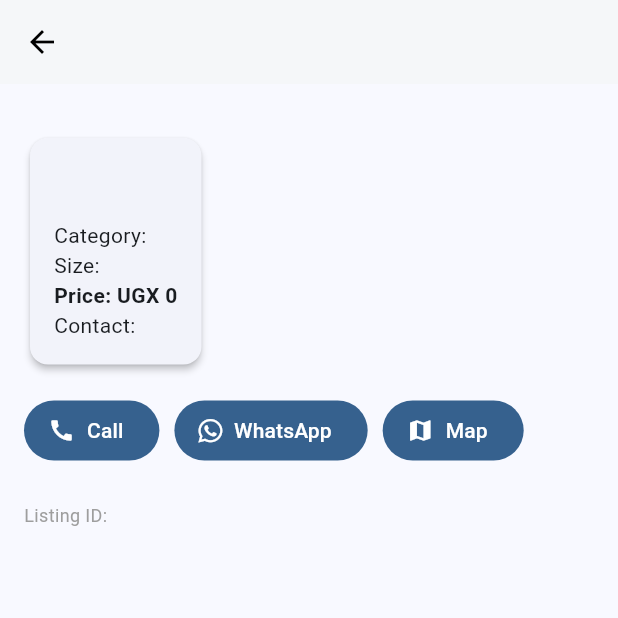
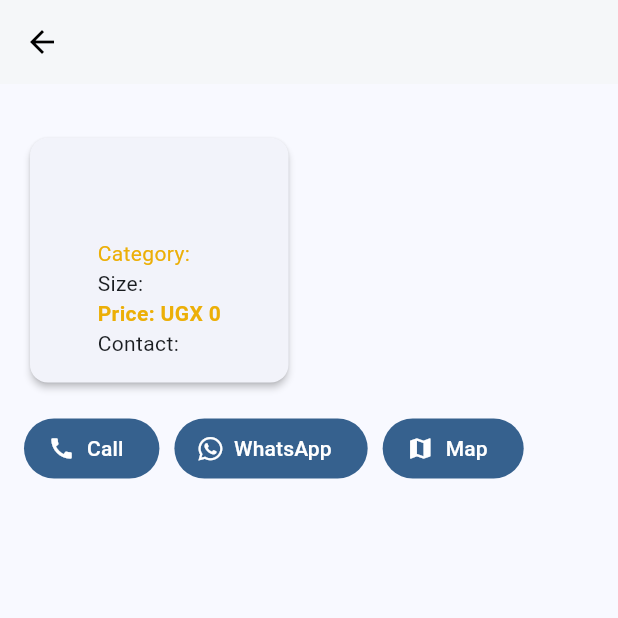
Before and after one commit to MORISON-K/smartspace, a Flutter app: the ListingDetailScreen screen opened directly with empty values, on a phone screen of 412 x 824 dp, the top half of it. Run offline on Flutter 3.47's test engine with Material 3 defaults, Android fonts, the light colour scheme and no system bars; our stand-ins replace cloud_firestore, file_picker, firebase_auth, firebase_core, firebase_messaging, firebase_storage and 4 more; missing offline and left inert: syncfusion_flutter_pdfviewer; accounts and stored records are empty.

Commit message:
Update listings_detail_screen.dart

```diff
--- a/lib/buyer/listings_detail_screen.dart
+++ b/lib/buyer/listings_detail_screen.dart
@@ -181,7 +181,7 @@ class _ListingDetailScreenState extends State<ListingDetailScreen> {
                             final selected = i == _currentPage;
                             return Container(
                               margin: const EdgeInsets.symmetric(horizontal: 4),
-                              width: selected ? 12 : 8,
+                              width: selected ? 12 : 12,
                               height: 8,
                               decoration: BoxDecoration(
                                 color: selected ? Colors.white : Colors.white60,
@@ -203,7 +203,11 @@ class _ListingDetailScreenState extends State<ListingDetailScreen> {
                 ),
                 elevation: 2,
                 child: Padding(
-                  padding: const EdgeInsets.all(16),
+                  padding: const EdgeInsets.symmetric(
+                    horizontal: 45,
+                    vertical: 16,
+                  ),
+
                   child: Column(
                     crossAxisAlignment: CrossAxisAlignment.start,
                     children: [
@@ -214,12 +218,21 @@ class _ListingDetailScreenState extends State<ListingDetailScreen> {
                           fontWeight: FontWeight.bold,
                         ),
                       ),
-                      const SizedBox(height: 8),
-                      Text('Category: ${widget.listing['category'] ?? '-'}'),
+                      const SizedBox(height: 20),
+                      Text(
+                        'Category: ${widget.listing['category'] ?? '-'}',
+                        style: const TextStyle(
+                          color: Color.fromARGB(255, 236, 175, 7),
+                        ),
+                      ),
                       Text('Size: ${widget.listing['description'] ?? '-'}'),
+
                       Text(
                         'Price: UGX ${widget.listing['price'] ?? '0'}',
-                        style: const TextStyle(fontWeight: FontWeight.bold),
+                        style: const TextStyle(
+                          fontWeight: FontWeight.bold,
+                          color: Color.fromARGB(255, 236, 175, 7),
+                        ),
                       ),
                       Text('Contact: $phone'),
                     ],
@@ -256,10 +269,6 @@ class _ListingDetailScreenState extends State<ListingDetailScreen> {
               ),
 
               const SizedBox(height: 24),
-              Text(
-                'Listing ID: ${widget.listingId}',
-                style: const TextStyle(fontSize: 12, color: Colors.grey),
-              ),
             ],
           ),
         ),
```
